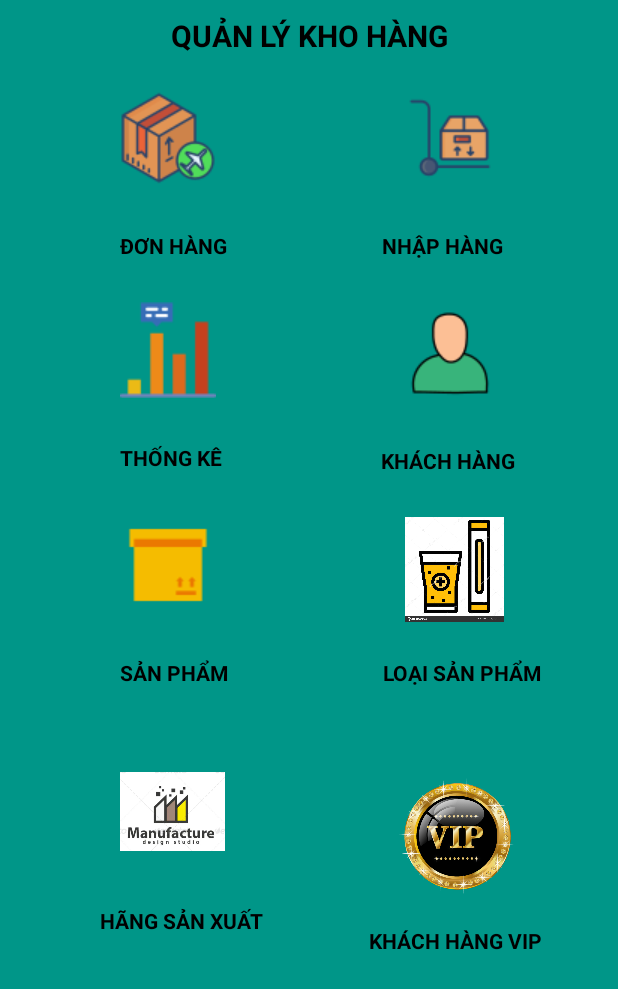
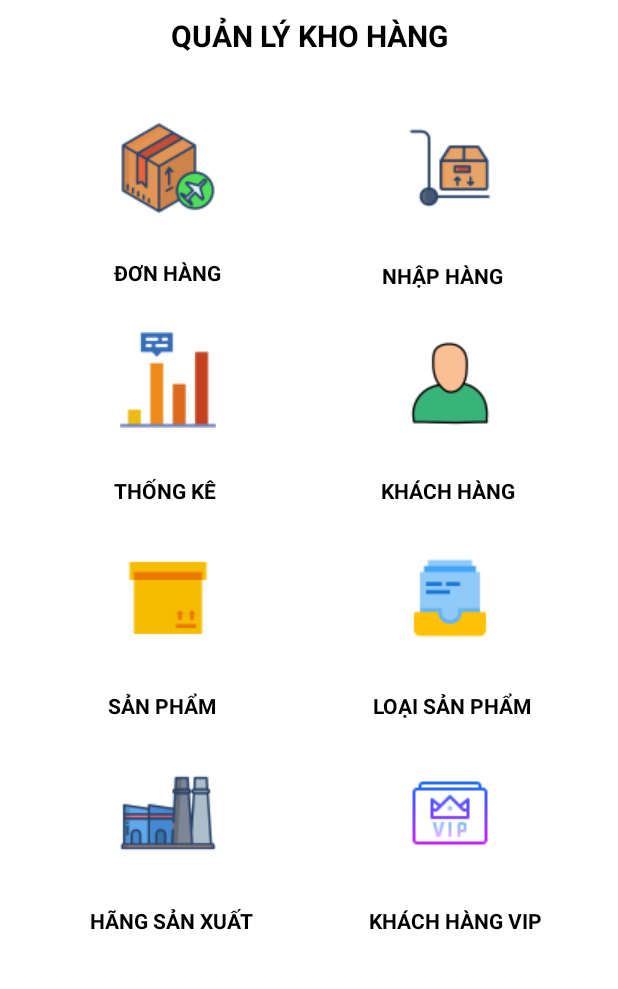
Before and after one commit to hatmitliti/mobile-2-warehouse-manager-store, an Android app: the screen it shows after launch (MainActivity), on a phone screen of 412 x 824 dp. Shown: the top 989 px of the screen. Run offline under Robolectric (Android 15) with nearby library versions, the phone set to English and light mode, and no system bars; our stand-ins replace Firebase (no records; nobody signed in at launch, a user with empty details on screens opened directly).

Commit message:
update main  UI

```diff
--- a/app/src/main/res/layout/layout_main.xml
+++ b/app/src/main/res/layout/layout_main.xml
@@ -3,8 +3,7 @@
     xmlns:app="http://schemas.android.com/apk/res-auto"
     xmlns:tools="http://schemas.android.com/tools"
     android:layout_width="match_parent"
-    android:layout_height="match_parent"
-    android:background="#009688">
+    android:layout_height="match_parent">
 
     <TextView
         android:layout_marginTop="10dp"
@@ -27,7 +26,7 @@
         android:layout_width="wrap_content"
         android:layout_height="wrap_content"
         android:layout_marginStart="80dp"
-        android:layout_marginTop="60dp"
+        android:layout_marginTop="80dp"
         android:layout_marginEnd="60dp"
         android:clickable="true"
         android:src="@drawable/ic_export_64"
@@ -39,8 +38,8 @@
         android:id="@+id/textView"
         android:layout_width="wrap_content"
         android:layout_height="wrap_content"
-        android:layout_marginStart="80dp"
-        android:layout_marginTop="30dp"
+        android:layout_marginStart="76dp"
+        android:layout_marginTop="28dp"
         android:text="ĐƠN HÀNG"
         android:textColor="@color/black"
         android:textStyle="bold"
@@ -51,7 +50,7 @@
         android:id="@+id/imgImport"
         android:layout_width="wrap_content"
         android:layout_height="wrap_content"
-        android:layout_marginTop="60dp"
+        android:layout_marginTop="80dp"
         android:layout_marginEnd="80dp"
         android:clickable="true"
         android:src="@drawable/ic_import_64"
@@ -75,7 +74,7 @@
         android:layout_width="wrap_content"
         android:layout_height="wrap_content"
         android:layout_marginStart="80dp"
-        android:layout_marginTop="28dp"
+        android:layout_marginTop="30dp"
         android:clickable="true"
         android:src="@drawable/ic_statistics_64"
         app:layout_constraintHorizontal_bias="0.0"
@@ -86,8 +85,8 @@
         android:id="@+id/textView3"
         android:layout_width="wrap_content"
         android:layout_height="wrap_content"
-        android:layout_marginStart="80dp"
-        android:layout_marginTop="30dp"
+        android:layout_marginStart="76dp"
+        android:layout_marginTop="32dp"
         android:text="THỐNG KÊ"
         android:textColor="@color/black"
         android:textStyle="bold"
@@ -132,7 +131,7 @@
         android:id="@+id/textView5"
         android:layout_width="wrap_content"
         android:layout_height="wrap_content"
-        android:layout_marginStart="80dp"
+        android:layout_marginStart="72dp"
         android:layout_marginTop="30dp"
         android:text="SẢN PHẨM"
         android:textColor="@color/black"
@@ -142,77 +141,71 @@
 
     <ImageView
         android:id="@+id/imgCategory"
-        android:layout_width="70dp"
-        android:layout_height="70dp"
-        android:layout_marginStart="124dp"
-        android:layout_marginTop="28dp"
+        android:layout_width="wrap_content"
+        android:layout_height="wrap_content"
+        android:layout_marginTop="30dp"
+        android:layout_marginEnd="80dp"
         android:clickable="true"
-        android:src="@drawable/ic_category"
-        app:layout_constraintStart_toEndOf="@+id/imgProduct"
+        android:src="@drawable/ic_product_type"
+        app:layout_constraintEnd_toEndOf="parent"
         app:layout_constraintTop_toBottomOf="@+id/textView4" />
 
     <TextView
         android:id="@+id/textView6"
         android:layout_width="wrap_content"
         android:layout_height="wrap_content"
-        android:layout_marginTop="24dp"
+        android:layout_marginTop="30dp"
+        android:layout_marginEnd="57dp"
         android:text="LOẠI SẢN PHẨM"
         android:textColor="@color/black"
         android:textStyle="bold"
         app:layout_constraintEnd_toEndOf="parent"
-        app:layout_constraintHorizontal_bias="0.668"
-        app:layout_constraintStart_toEndOf="@+id/textView5"
+        app:layout_constraintHorizontal_bias="0.572"
         app:layout_constraintTop_toBottomOf="@+id/imgCategory" />
 
     <ImageView
         android:id="@+id/imgManufaturer"
-        android:layout_width="70dp"
-        android:layout_height="70dp"
-        android:layout_marginTop="48dp"
+        android:layout_width="wrap_content"
+        android:layout_height="wrap_content"
+        android:layout_marginStart="80dp"
+        android:layout_marginTop="30dp"
         android:clickable="true"
-        android:src="@drawable/ic_manufacturer"
-        app:layout_constraintEnd_toEndOf="parent"
-        app:layout_constraintHorizontal_bias="0.234"
+        android:src="@drawable/ic_manufacturer_64"
         app:layout_constraintStart_toStartOf="parent"
         app:layout_constraintTop_toBottomOf="@+id/textView5" />
+
 
     <TextView
         android:id="@+id/textView7"
         android:layout_width="wrap_content"
         android:layout_height="wrap_content"
-        android:layout_marginTop="28dp"
+        android:layout_marginStart="60dp"
+        android:layout_marginTop="30dp"
         android:text="HÃNG SẢN XUẤT"
         android:textColor="@color/black"
         android:textStyle="bold"
-        app:layout_constraintEnd_toEndOf="parent"
-        app:layout_constraintHorizontal_bias="0.22"
         app:layout_constraintStart_toStartOf="parent"
         app:layout_constraintTop_toBottomOf="@+id/imgManufaturer" />
 
-
     <ImageView
         android:id="@+id/imageView2"
-        android:layout_width="99dp"
-        android:layout_height="77dp"
-        android:src="@drawable/vip_icon"
-        app:layout_constraintBottom_toBottomOf="parent"
+        android:layout_width="wrap_content"
+        android:layout_height="wrap_content"
+        android:layout_marginTop="30dp"
+        android:layout_marginEnd="80dp"
+        android:src="@drawable/ic_vip"
         app:layout_constraintEnd_toEndOf="parent"
-        app:layout_constraintHorizontal_bias="0.814"
-        app:layout_constraintStart_toStartOf="parent"
-        app:layout_constraintTop_toBottomOf="@+id/textView6"
-        app:layout_constraintVertical_bias="0.21" />
+        app:layout_constraintTop_toBottomOf="@+id/textView6" />
 
     <TextView
         android:layout_width="wrap_content"
         android:layout_height="wrap_content"
+        android:layout_marginTop="30dp"
+        android:layout_marginEnd="50dp"
         android:text="KHÁCH HÀNG VIP"
         android:textColor="@color/black"
         android:textStyle="bold"
-        app:layout_constraintBottom_toBottomOf="parent"
         app:layout_constraintEnd_toEndOf="parent"
-        app:layout_constraintHorizontal_bias="0.83"
-        app:layout_constraintStart_toStartOf="parent"
-        app:layout_constraintTop_toBottomOf="@+id/imageView2"
-        app:layout_constraintVertical_bias="0.103" />
+        app:layout_constraintTop_toBottomOf="@+id/imageView2" />
 
 </androidx.constraintlayout.widget.ConstraintLayout>
```
Also changed, not shown: app/src/main/res/drawable/ic_manufacturer_64.png (added), app/src/main/res/drawable/ic_product_type.png (added), app/src/main/res/drawable/ic_vip.png (added).
